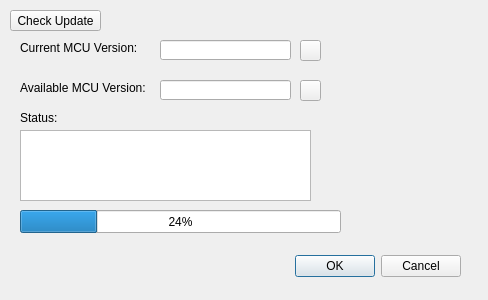
Qt form upgradedialog.ui (barrycool/IRC_tool) before a commit.
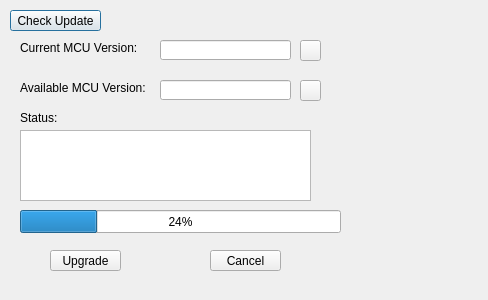
The same form after that commit. Icons and pictures are not drawn.

The edit to the form file:
```diff
--- a/upgradedialog.ui
+++ b/upgradedialog.ui
@@ -13,22 +13,6 @@
   <property name="windowTitle">
    <string>Dialog</string>
   </property>
-  <widget class="QDialogButtonBox" name="upbuttonBox">
-   <property name="geometry">
-    <rect>
-     <x>120</x>
-     <y>250</y>
-     <width>341</width>
-     <height>32</height>
-    </rect>
-   </property>
-   <property name="orientation">
-    <enum>Qt::Horizontal</enum>
-   </property>
-   <property name="standardButtons">
-    <set>QDialogButtonBox::Cancel|QDialogButtonBox::Ok</set>
-   </property>
-  </widget>
   <widget class="QLineEdit" name="upCurrentlineEdit">
    <property name="geometry">
     <rect>
@@ -177,6 +161,32 @@
     <string/>
    </property>
   </widget>
+  <widget class="QPushButton" name="upUpgradeButton">
+   <property name="geometry">
+    <rect>
+     <x>50</x>
+     <y>250</y>
+     <width>71</width>
+     <height>21</height>
+    </rect>
+   </property>
+   <property name="text">
+    <string>Upgrade</string>
+   </property>
+  </widget>
+  <widget class="QPushButton" name="upCancelButton">
+   <property name="geometry">
+    <rect>
+     <x>210</x>
+     <y>250</y>
+     <width>71</width>
+     <height>21</height>
+    </rect>
+   </property>
+   <property name="text">
+    <string>Cancel</string>
+   </property>
+  </widget>
  </widget>
  <resources/>
  <connections>
```
Left out of the diff: 35 changed lines with no effect on the pictures.
